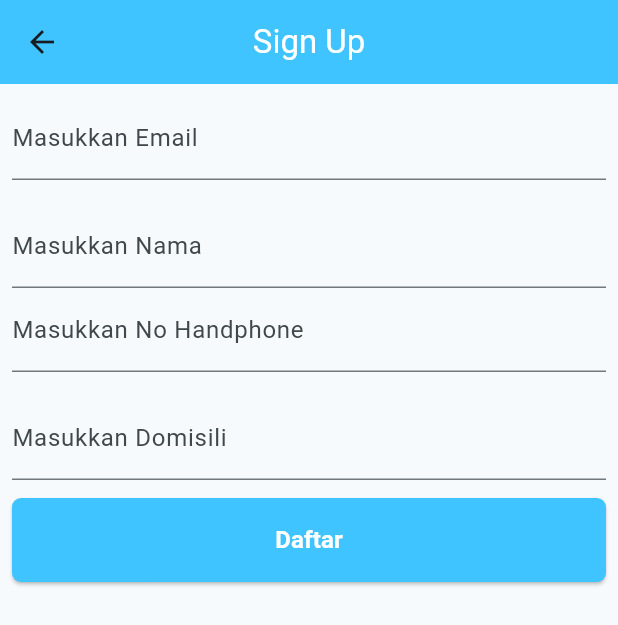
After one commit to AnwarSeptian/ppkd_anwar, a Flutter app: the screen it shows after launch, after a tap on "Sign Up", on a phone screen of 412 x 824 dp. The commit adds this screen. Shown: the top 625 px of the screen. Run offline on Flutter 3.47's test engine with Material 3 defaults, Android fonts, the phone set to English and light mode, and no system bars.

Commit message:
update tugas 14

```diff
--- a/lib/main.dart
+++ b/lib/main.dart
@@ -6,6 +6,7 @@ import 'package:ppkd_anwar/meet_13/mode_syarat.dart';
 import 'package:ppkd_anwar/meet_13/mode_tanggal.dart';
 import 'package:ppkd_anwar/meet_13/mode_waktu.dart';
 import 'package:ppkd_anwar/meet_13/tugas_8_flutter.dart';
+import 'package:ppkd_anwar/meet_6/tugas_6.dart';
 
 void main() {
   runApp(const MyApp());
@@ -20,7 +21,7 @@ class MyApp extends StatelessWidget {
     return MaterialApp(
       initialRoute: "/",
       routes: {
-        "/": (context) => TugasDelapan(),
+        "/": (context) => TugasEnam(),
         MeetDuabelas.id: (context) => MeetDuabelas(),
         ModeGelap.id: (context) => ModeGelap(),
         ModeTanggal.id: (context) => ModeTanggal(),
--- a/lib/meet_13/mode_tanggal.dart
+++ b/lib/meet_13/mode_tanggal.dart
@@ -14,8 +14,9 @@ class _ModeTanggalState extends State<ModeTanggal> {
   Widget build(BuildContext context) {
     return Scaffold(
       body: Column(
-        mainAxisAlignment: MainAxisAlignment.center,
+        crossAxisAlignment: CrossAxisAlignment.stretch,
         children: [
+          SizedBox(height: 20),
           ElevatedButton(
             onPressed: () async {
               final DateTime? picked = await showDatePicker(
--- a/lib/meet_13/mode_waktu.dart
+++ b/lib/meet_13/mode_waktu.dart
@@ -15,8 +15,9 @@ class _ModeWaktuState extends State<ModeWaktu> {
   Widget build(BuildContext context) {
     return Scaffold(
       body: Column(
-        mainAxisAlignment: MainAxisAlignment.center,
+        crossAxisAlignment: CrossAxisAlignment.stretch,
         children: [
+          SizedBox(height: 40),
           ElevatedButton(
             onPressed: () async {
               final TimeOfDay? picked = await showTimePicker(
--- /dev/null
+++ b/lib/meet_14/halaman_sukses.dart
@@ -0,0 +1,20 @@
+import 'package:flutter/material.dart';
+import 'package:flutter/widgets.dart';
+
+class HalamanSukses extends StatefulWidget {
+  const HalamanSukses({super.key, required this.email, required this.domisili});
+  final String email;
+  final String domisili;
+  @override
+  State<HalamanSukses> createState() => _HalamanSuksesState();
+}
+
+class _HalamanSuksesState extends State<HalamanSukses> {
+  @override
+  Widget build(BuildContext context) {
+    return Scaffold(
+      appBar: AppBar(title: Text("Terima Kasih")),
+      body: Center(child: Text("Terima Kasih sudah mendaftar")),
+    );
+  }
+}
--- /dev/null
+++ b/lib/meet_14/tugas_14.dart
@@ -0,0 +1,132 @@
+import 'package:flutter/material.dart';
+import 'package:flutter/widgets.dart';
+import 'package:ppkd_anwar/meet_14/halaman_sukses.dart';
+import 'package:ppkd_anwar/meet_6/tugas_6.dart';
+import 'package:ppkd_anwar/utils/button.dart';
+
+class Tugas14 extends StatefulWidget {
+  const Tugas14({super.key});
+
+  @override
+  State<Tugas14> createState() => _Tugas14State();
+}
+
+class _Tugas14State extends State<Tugas14> {
+  final TextEditingController _namaController = TextEditingController();
+  final TextEditingController _emailController = TextEditingController();
+  final TextEditingController _domisiliController = TextEditingController();
+  final TextEditingController _nohpController = TextEditingController();
+  final _formKey = GlobalKey<FormState>();
+
+  @override
+  Widget build(BuildContext context) {
+    return Scaffold(
+      appBar: AppBar(
+        title: Text("Sign Up", style: TextStyle(color: Colors.white)),
+        backgroundColor: Colors.lightBlueAccent,
+        centerTitle: true,
+      ),
+      body: SafeArea(
+        child: Form(
+          key: _formKey,
+          child: Padding(
+            padding: const EdgeInsets.all(8),
+            child: Column(
+              crossAxisAlignment: CrossAxisAlignment.start,
+              children: [
+                TextFormField(
+                  decoration: InputDecoration(labelText: "Masukkan Email"),
+                  controller: _emailController,
+                  validator: (value) {
+                    if (value == null || value.isEmpty) {
+                      return "Email tidak boleh kosong";
+                    } else if (!value.contains("@")) {
+                      return "Email tidak valid";
+                    }
+                    return null;
+                  },
+                ),
+                SizedBox(height: 16),
+                TextFormField(
+                  controller: _namaController,
+                  decoration: InputDecoration(labelText: "Masukkan Nama"),
+                  validator: (value) {
+                    if (value == null || value.isEmpty) {
+                      return "nama anda wajib di isi";
+                    }
+                    return null;
+                  },
+                ),
+                TextFormField(
+                  decoration: InputDecoration(
+                    labelText: "Masukkan No Handphone",
+                  ),
+                  controller: _nohpController,
+                ),
+                SizedBox(height: 16),
+                TextFormField(
+                  decoration: InputDecoration(labelText: "Masukkan Domisili"),
+                  controller: _domisiliController,
+                  validator: (value) {
+                    if (value == null || value.isEmpty) {
+                      return "domisili anda wajib di isi";
+                    }
+                    return null;
+                  },
+                ),
+                SizedBox(height: 12),
+                DefaultButton(
+                  text: "Daftar",
+                  onPressed: () {
+                    if (_formKey.currentState!.validate()) {
+                      // print("Berhasil");
+                      dialogSuccess(context);
+                    }
+                  },
+                ),
+              ],
+            ),
+          ),
+        ),
+      ),
+    );
+  }
+
+  Future<dynamic> dialogSuccess(BuildContext context) {
+    return showDialog(
+      context: context,
+      builder: (_) {
+        return AlertDialog(
+          title: Text("Berhasil"),
+          content: Column(
+            mainAxisSize: MainAxisSize.min,
+            crossAxisAlignment: CrossAxisAlignment.start,
+            children: [
+              Text(
+                "Terima Kasih, ${_namaController.text} dari ${_domisiliController.text}, telah mendaftar.",
+              ),
+              SizedBox(height: 24),
+              Text("Akun kamu berhasil di buat,"),
+              // SizedBox(height: 8),
+              Text(
+                "Silahkan Login menggunakan email : ${_emailController.text}",
+              ),
+              SizedBox(height: 24),
+            ],
+          ),
+          actions: [
+            TextButton(
+              onPressed: () {
+                Navigator.push(
+                  context,
+                  MaterialPageRoute(builder: (context) => TugasEnam()),
+                );
+              },
+              child: Text("Login"),
+            ),
+          ],
+        );
+      },
+    );
+  }
+}
--- a/lib/meet_6/tugas_6.dart
+++ b/lib/meet_6/tugas_6.dart
@@ -1,9 +1,14 @@
 import 'package:flutter/material.dart';
 import 'package:ppkd_anwar/meet_12/meet_12a.dart';
+import 'package:ppkd_anwar/meet_13/tugas_7_flutter.dart';
+import 'package:ppkd_anwar/meet_13/tugas_8_flutter.dart';
+import 'package:ppkd_anwar/meet_14/tugas_14.dart';
 import 'package:ppkd_anwar/meet_4/tugas_4_flutter.dart';
 
 class TugasEnam extends StatefulWidget {
-  const TugasEnam({super.key});
+  const TugasEnam({super.key, this.valueCheck});
+  static const String id = "/tugas_6";
+  final bool? valueCheck;
 
   @override
   State<TugasEnam> createState() => _TugasEnamState();
@@ -12,11 +17,19 @@ class TugasEnam extends StatefulWidget {
 // final passwordController - TextEditingController();
 
 class _TugasEnamState extends State<TugasEnam> {
+  bool _isChecked = false;
+  bool valueCheck = false;
+  void initState() {
+    super.initState();
+    valueCheck = widget.valueCheck ?? false;
+  }
+
   @override
   Widget build(BuildContext context) {
     return Scaffold(
       backgroundColor: Color(0xfffffffff),
-      body: Padding(
+      body: SingleChildScrollView(
+        child: Padding(
           padding: const EdgeInsets.symmetric(horizontal: 24, vertical: 24),
           child: Column(
             crossAxisAlignment: CrossAxisAlignment.start,
@@ -46,9 +59,31 @@ class _TugasEnamState extends State<TugasEnam> {
               buildGoogleandfacebook(),
               SizedBox(height: 16),
               buildJoinus(),
+              SizedBox(height: 16),
+              buildSyarat(),
             ],
           ),
         ),
+      ),
+    );
+  }
+
+  Row buildSyarat() {
+    return Row(
+      children: [
+        Checkbox(
+          value: _isChecked,
+          onChanged: (value) {
+            setState(() {
+              _isChecked = value ?? false;
+            });
+          },
+        ),
+        Text(
+          "Saya menyetujui semua persyaratan yang berlaku",
+          style: TextStyle(fontSize: 12),
+        ),
+      ],
     );
   }
 
@@ -57,12 +92,15 @@ class _TugasEnamState extends State<TugasEnam> {
       height: 56,
       width: 327,
       child: ElevatedButton(
-        onPressed: () {
+        onPressed:
+            _isChecked
+                ? () {
                   Navigator.pushReplacement(
                     context,
-            MaterialPageRoute(builder: (_) => TugasEmpat()),
+                    MaterialPageRoute(builder: (_) => TugasDelapan()),
                   );
-        },
+                }
+                : null,
 
         style: ElevatedButton.styleFrom(
           backgroundColor: Color(0xff283FB1),
@@ -70,6 +108,7 @@ class _TugasEnamState extends State<TugasEnam> {
             borderRadius: BorderRadius.circular(32),
           ),
         ),
+
         child: Text(
           "Login",
           style: TextStyle(color: Colors.white, fontWeight: FontWeight.bold),
@@ -86,7 +125,8 @@ class _TugasEnamState extends State<TugasEnam> {
           style: TextStyle(fontWeight: FontWeight.w400, fontSize: 12),
         ),
         TextButton(
-          onPressed: () {},
+          onPressed: _isChecked ? () {} : null,
+
           child: Text(
             "Join Us",
             style: TextStyle(
@@ -145,6 +185,7 @@ class _TugasEnamState extends State<TugasEnam> {
             width: 155,
             child: ElevatedButton(
               onPressed: () {},
+
               style: ElevatedButton.styleFrom(
                 backgroundColor: Color(0xffFAFAFA),
                 shadowColor: Colors.transparent,
@@ -201,7 +242,12 @@ class _TugasEnamState extends State<TugasEnam> {
         ),
 
         TextButton(
-          onPressed: () {},
+          onPressed: () {
+            Navigator.push(
+              context,
+              MaterialPageRoute(builder: (context) => Tugas14()),
+            );
+          },
           child: Text(
             "Sign Up",
             style: TextStyle(
--- /dev/null
+++ b/lib/utils/button.dart
@@ -0,0 +1,31 @@
+import 'package:flutter/material.dart';
+import 'package:flutter/widgets.dart';
+
+class DefaultButton extends StatelessWidget {
+  const DefaultButton({super.key, this.onPressed, required this.text});
+
+  final void Function()? onPressed;
+  final String text;
+  @override
+  Widget build(BuildContext context) {
+    return SizedBox(
+      width: double.infinity,
+      height: 56,
+      child: ElevatedButton(
+        onPressed: onPressed,
+        style: ElevatedButton.styleFrom(
+          backgroundColor: Colors.lightBlueAccent,
+          shape: RoundedRectangleBorder(borderRadius: BorderRadius.circular(6)),
+        ),
+        child: Text(
+          text,
+          style: TextStyle(
+            fontSize: 16,
+            fontWeight: FontWeight.bold,
+            color: Colors.white,
+          ),
+        ),
+      ),
+    );
+  }
+}
```
Also changed, not shown: lib/meet_12/meet_12a.dart (+30 -17 lines), lib/meet_13/about_us.dart (+6 -4 lines), lib/meet_13/tugas_7_flutter.dart (+42 -30 lines), lib/meet_13/tugas_8_flutter.dart (+5 -4 lines), lib/meet_4/tugas_4_flutter.dart (+8 -8 lines), assets/images/enzo.png (added), assets/images/profil.webp (added). Lines whose indentation alone changed are shown as unchanged.
